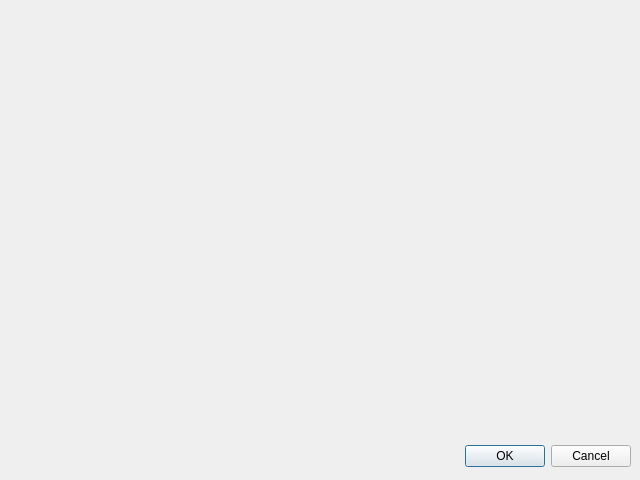
maxavadallat/maxdesigner, file ui/projectpropertiesdialog.ui: the form before one commit.
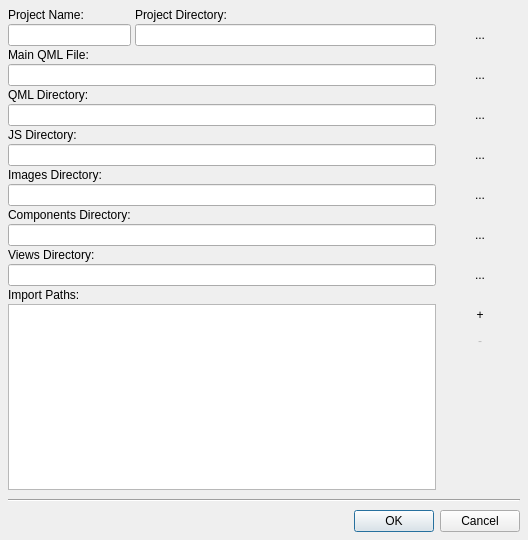
The form after the commit.

What changed in the file:
```diff
--- a/ui/projectpropertiesdialog.ui
+++ b/ui/projectpropertiesdialog.ui
@@ -5,29 +5,343 @@
    <rect>
     <x>0</x>
     <y>0</y>
-    <width>640</width>
-    <height>480</height>
+    <width>528</width>
+    <height>540</height>
    </rect>
   </property>
+  <property name="sizePolicy">
+   <sizepolicy hsizetype="Preferred" vsizetype="Fixed">
+    <horstretch>0</horstretch>
+    <verstretch>0</verstretch>
+   </sizepolicy>
+  </property>
+  <property name="minimumSize">
+   <size>
+    <width>528</width>
+    <height>540</height>
+   </size>
+  </property>
   <property name="windowTitle">
    <string>Dialog</string>
   </property>
-  <widget name="buttonBox" class="QDialogButtonBox">
-   <property name="geometry">
-    <rect>
-     <x>10</x>
-     <y>440</y>
-     <width>621</width>
-     <height>32</height>
-    </rect>
+  <layout class="QGridLayout" name="gridLayout">
+   <property name="leftMargin">
+    <number>8</number>
    </property>
-   <property name="orientation">
-    <enum>Qt::Horizontal</enum>
+   <property name="topMargin">
+    <number>8</number>
    </property>
-   <property name="standardButtons">
-    <set>QDialogButtonBox::Cancel|QDialogButtonBox::Ok</set>
+   <property name="rightMargin">
+    <number>8</number>
    </property>
-  </widget>
+   <property name="bottomMargin">
+    <number>8</number>
+   </property>
+   <property name="horizontalSpacing">
+    <number>4</number>
+   </property>
+   <property name="verticalSpacing">
+    <number>2</number>
+   </property>
+   <item row="0" column="0">
+    <widget class="QLabel" name="label">
+     <property name="sizePolicy">
+      <sizepolicy hsizetype="Preferred" vsizetype="Fixed">
+       <horstretch>0</horstretch>
+       <verstretch>0</verstretch>
+      </sizepolicy>
+     </property>
+     <property name="text">
+      <string>Project Name:</string>
+     </property>
+    </widget>
+   </item>
+   <item row="0" column="1">
+    <widget class="QLabel" name="label_2">
+     <property name="sizePolicy">
+      <sizepolicy hsizetype="Preferred" vsizetype="Fixed">
+       <horstretch>0</horstretch>
+       <verstretch>0</verstretch>
+      </sizepolicy>
+     </property>
+     <property name="text">
+      <string>Project Directory:</string>
+     </property>
+    </widget>
+   </item>
+   <item row="1" column="0">
+    <widget class="QLineEdit" name="projectNameEdit">
+     <property name="sizePolicy">
+      <sizepolicy hsizetype="Preferred" vsizetype="Fixed">
+       <horstretch>0</horstretch>
+       <verstretch>0</verstretch>
+      </sizepolicy>
+     </property>
+    </widget>
+   </item>
+   <item row="1" column="1">
+    <widget class="QLineEdit" name="projectDirEdit"/>
+   </item>
+   <item row="1" column="2">
+    <widget class="QPushButton" name="projectDirBrowseButton">
+     <property name="text">
+      <string>...</string>
+     </property>
+     <property name="flat">
+      <bool>true</bool>
+     </property>
+    </widget>
+   </item>
+   <item row="2" column="0">
+    <widget class="QLabel" name="label_9">
+     <property name="text">
+      <string>Main QML File:</string>
+     </property>
+    </widget>
+   </item>
+   <item row="3" column="0" colspan="2">
+    <widget class="QLineEdit" name="mainQmlFileEdit"/>
+   </item>
+   <item row="3" column="2">
+    <widget class="QPushButton" name="qmlFileBrowseButton">
+     <property name="text">
+      <string>...</string>
+     </property>
+     <property name="flat">
+      <bool>true</bool>
+     </property>
+    </widget>
+   </item>
+   <item row="4" column="0">
+    <widget class="QLabel" name="label_3">
+     <property name="sizePolicy">
+      <sizepolicy hsizetype="Preferred" vsizetype="Fixed">
+       <horstretch>0</horstretch>
+       <verstretch>0</verstretch>
+      </sizepolicy>
+     </property>
+     <property name="text">
+      <string>QML Directory:</string>
+     </property>
+    </widget>
+   </item>
+   <item row="5" column="0" colspan="2">
+    <widget class="QLineEdit" name="qmlDirEdit"/>
+   </item>
+   <item row="5" column="2">
+    <widget class="QPushButton" name="qmlDirBrowseButton">
+     <property name="text">
+      <string>...</string>
+     </property>
+     <property name="flat">
+      <bool>true</bool>
+     </property>
+    </widget>
+   </item>
+   <item row="6" column="0">
+    <widget class="QLabel" name="label_4">
+     <property name="sizePolicy">
+      <sizepolicy hsizetype="Preferred" vsizetype="Fixed">
+       <horstretch>0</horstretch>
+       <verstretch>0</verstretch>
+      </sizepolicy>
+     </property>
+     <property name="text">
+      <string>JS Directory:</string>
+     </property>
+    </widget>
+   </item>
+   <item row="7" column="0" colspan="2">
+    <widget class="QLineEdit" name="jsDirEdit"/>
+   </item>
+   <item row="7" column="2">
+    <widget class="QPushButton" name="jsDirBrowseButton">
+     <property name="text">
+      <string>...</string>
+     </property>
+     <property name="flat">
+      <bool>true</bool>
+     </property>
+    </widget>
+   </item>
+   <item row="8" column="0">
+    <widget class="QLabel" name="label_5">
+     <property name="sizePolicy">
+      <sizepolicy hsizetype="Preferred" vsizetype="Fixed">
+       <horstretch>0</horstretch>
+       <verstretch>0</verstretch>
+      </sizepolicy>
+     </property>
+     <property name="text">
+      <string>Images Directory:</string>
+     </property>
+    </widget>
+   </item>
+   <item row="9" column="0" colspan="2">
+    <widget class="QLineEdit" name="imagesDirEdit"/>
+   </item>
+   <item row="9" column="2">
+    <widget class="QPushButton" name="imagesDirBrowseButton">
+     <property name="text">
+      <string>...</string>
+     </property>
+     <property name="flat">
+      <bool>true</bool>
+     </property>
+    </widget>
+   </item>
+   <item row="10" column="0">
+    <widget class="QLabel" name="label_7">
+     <property name="sizePolicy">
+      <sizepolicy hsizetype="Preferred" vsizetype="Fixed">
+       <horstretch>0</horstretch>
+       <verstretch>0</verstretch>
+      </sizepolicy>
+     </property>
+     <property name="text">
+      <string>Components Directory:</string>
+     </property>
+    </widget>
+   </item>
+   <item row="11" column="0" colspan="2">
+    <widget class="QLineEdit" name="componentsDirEdit"/>
+   </item>
+   <item row="11" column="2">
+    <widget class="QPushButton" name="componentsDirBrowseButton">
+     <property name="text">
+      <string>...</string>
+     </property>
+     <property name="flat">
+      <bool>true</bool>
+     </property>
+    </widget>
+   </item>
+   <item row="12" column="0">
+    <widget class="QLabel" name="label_8">
+     <property name="sizePolicy">
+      <sizepolicy hsizetype="Preferred" vsizetype="Fixed">
+       <horstretch>0</horstretch>
+       <verstretch>0</verstretch>
+      </sizepolicy>
+     </property>
+     <property name="text">
+      <string>Views Directory:</string>
+     </property>
+    </widget>
+   </item>
+   <item row="13" column="0" colspan="2">
+    <widget class="QLineEdit" name="viewsDirEdit"/>
+   </item>
+   <item row="13" column="2">
+    <widget class="QPushButton" name="viewsDirBrowseButton">
+     <property name="text">
+      <string>...</string>
+     </property>
+     <property name="flat">
+      <bool>true</bool>
+     </property>
+    </widget>
+   </item>
+   <item row="14" column="0">
+    <widget class="QLabel" name="label_6">
+     <property name="sizePolicy">
+      <sizepolicy hsizetype="Preferred" vsizetype="Fixed">
+       <horstretch>0</horstretch>
+       <verstretch>0</verstretch>
+      </sizepolicy>
+     </property>
+     <property name="text">
+      <string>Import Paths:</string>
+     </property>
+    </widget>
+   </item>
+   <item row="15" column="0" colspan="3">
+    <layout class="QHBoxLayout" name="horizontalLayout">
+     <property name="spacing">
+      <number>4</number>
+     </property>
+     <item>
+      <widget class="QListView" name="importPathsList">
+       <property name="sizePolicy">
+        <sizepolicy hsizetype="Expanding" vsizetype="MinimumExpanding">
+         <horstretch>0</horstretch>
+         <verstretch>0</verstretch>
+        </sizepolicy>
+       </property>
+       <property name="minimumSize">
+        <size>
+         <width>0</width>
+         <height>100</height>
+        </size>
+       </property>
+      </widget>
+     </item>
+     <item>
+      <layout class="QVBoxLayout" name="verticalLayout">
+       <item>
+        <widget class="QPushButton" name="addImportDirButton">
+         <property name="text">
+          <string>+</string>
+         </property>
+         <property name="flat">
+          <bool>true</bool>
+         </property>
+        </widget>
+       </item>
+       <item>
+        <widget class="QPushButton" name="removeImportDirButton">
+         <property name="enabled">
+          <bool>false</bool>
+         </property>
+         <property name="text">
+          <string>-</string>
+         </property>
+         <property name="flat">
+          <bool>true</bool>
+         </property>
+        </widget>
+       </item>
+       <item>
+        <spacer name="verticalSpacer">
+         <property name="orientation">
+          <enum>Qt::Vertical</enum>
+         </property>
+         <property name="sizeHint" stdset="0">
+          <size>
+           <width>20</width>
+           <height>22</height>
+          </size>
+         </property>
+        </spacer>
+       </item>
+      </layout>
+     </item>
+    </layout>
+   </item>
+   <item row="16" column="0" colspan="3">
+    <widget class="Line" name="line">
+     <property name="minimumSize">
+      <size>
+       <width>0</width>
+       <height>16</height>
+      </size>
+     </property>
+     <property name="orientation">
+      <enum>Qt::Horizontal</enum>
+     </property>
+    </widget>
+   </item>
+   <item row="17" column="0" colspan="3">
+    <widget class="QDialogButtonBox" name="buttonBox">
+     <property name="orientation">
+      <enum>Qt::Horizontal</enum>
+     </property>
+     <property name="standardButtons">
+      <set>QDialogButtonBox::Cancel|QDialogButtonBox::Ok</set>
+     </property>
+    </widget>
+   </item>
+  </layout>
  </widget>
  <resources/>
  <connections>
```
Left out of the diff: 3 changed lines with no effect on the pictures.
